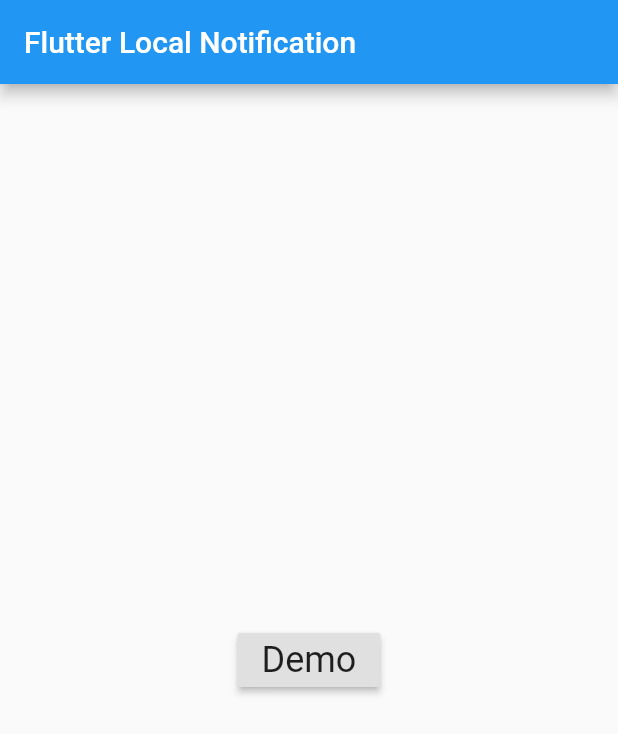
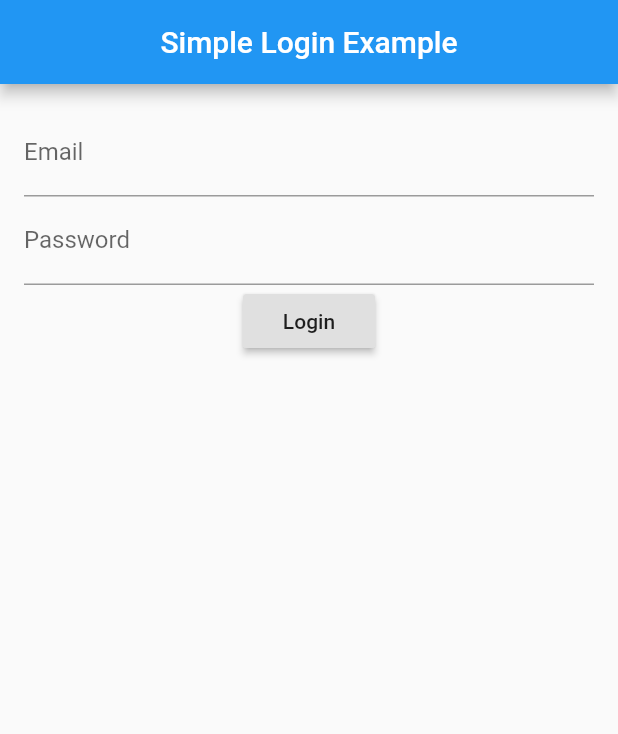
Before and after one commit to kaifergerstrom/sis-notifier, a Flutter app: the screen it shows after launch, on a phone screen of 412 x 824 dp. Shown: the top 734 px of the screen. Run offline on Flutter 3.47's test engine with Material 2 defaults, Android fonts, the phone set to English and light mode, and no system bars; our stand-ins replace flutter_local_notifications.

Commit message:
Simple login and file creation

```diff
--- a/notify/lib/main.dart
+++ b/notify/lib/main.dart
@@ -1,11 +1,12 @@
 import 'dart:async';
+import 'dart:io';
 import 'package:flutter/material.dart';
 import 'package:flutter_local_notifications/flutter_local_notifications.dart';
 import 'dart:convert';
-import 'API.dart';
 import 'package:http/http.dart' as http;
+import 'package:path_provider/path_provider.dart';
 
-void main() => runApp(new MaterialApp(home: new MyApp()));
+void main() => runApp(new MaterialApp(home: new LoginPage()));
 
 class MyApp extends StatefulWidget {
   @override
@@ -112,4 +113,189 @@
         channel_id, subject, body, platform,
         payload: 'Nitish Kumar Singh is part time Youtuber');
   }
+
 }
+
+class LoginPage extends StatefulWidget {
+  @override
+  State<StatefulWidget> createState() => new _LoginPageState();
+}
+
+// Used for controlling whether the user is loggin or creating an account
+enum FormType {
+  login,
+  register
+}
+
+class _LoginPageState extends State<LoginPage> {
+
+  final TextEditingController _emailFilter = new TextEditingController();
+  final TextEditingController _passwordFilter = new TextEditingController();
+  String _email = "";
+  String _password = "";
+  FormType _form = FormType.login; // our default setting is to login, and we should switch to creating an account when the user chooses to
+
+  _LoginPageState() {
+    _emailFilter.addListener(_emailListen);
+    _passwordFilter.addListener(_passwordListen);
+  }
+
+  void _emailListen() {
+    if (_emailFilter.text.isEmpty) {
+      _email = "";
+    } else {
+      _email = _emailFilter.text;
+    }
+  }
+
+  void _passwordListen() {
+    if (_passwordFilter.text.isEmpty) {
+      _password = "";
+    } else {
+      _password = _passwordFilter.text;
+    }
+  }
+
+  // Swap in between our two forms, registering and logging in
+  void _formChange () async {
+    setState(() {
+      if (_form == FormType.register) {
+        _form = FormType.login;
+      } else {
+        _form = FormType.register;
+      }
+    });
+  }
+
+  @override
+  Widget build(BuildContext context) {
+    return new Scaffold(
+      appBar: _buildBar(context),
+      body: new Container(
+        padding: EdgeInsets.all(16.0),
+        child: new Column(
+          children: <Widget>[
+            _buildTextFields(),
+            _buildButtons(),
+          ],
+        ),
+      ),
+    );
+  }
+
+  Widget _buildBar(BuildContext context) {
+    return new AppBar(
+      title: new Text("Simple Login Example"),
+      centerTitle: true,
+    );
+  }
+
+  Widget _buildTextFields() {
+    return new Container(
+      child: new Column(
+        children: <Widget>[
+          new Container(
+            child: new TextField(
+              controller: _emailFilter,
+              decoration: new InputDecoration(
+                labelText: 'Email'
+              ),
+            ),
+          ),
+          new Container(
+            child: new TextField(
+              controller: _passwordFilter,
+              decoration: new InputDecoration(
+                labelText: 'Password'
+              ),
+              obscureText: true,
+            ),
+          )
+        ],
+      ),
+    );
+  }
+
+  Widget _buildButtons() {
+    if (_form == FormType.login) {
+      return new Container(
+        child: new Column(
+          children: <Widget>[
+            new RaisedButton(
+              child: new Text('Login'),
+              onPressed: _loginPressed,
+            ),
+          ],
+        ),
+      );
+    } else {
+      return new Container(
+        child: new Column(
+          children: <Widget>[
+            new RaisedButton(
+              child: new Text('Create an Account'),
+              onPressed: _createAccountPressed,
+            ),
+            new FlatButton(
+              child: new Text('Have an account? Click here to login.'),
+              onPressed: _formChange,
+            )
+          ],
+        ),
+      );
+    }
+  }
+
+  // These functions can self contain any user auth logic required, they all have access to _email and _password
+
+  Future<String> get _localPath async {
+  final directory = await getApplicationDocumentsDirectory();
+  // For your reference print the AppDoc directory
+  print(directory.path);
+  return directory.path;
+}
+
+Future<File> get _localFile async {
+  final path = await _localPath;
+  print(path);
+  return File('$path/user.json');
+}
+
+Future<File> storeUserData(String data) async {
+  final file = await _localFile;
+
+  // Write the file.
+  return file.writeAsString('$data');
+}
+
+Future<String> readCounter() async {
+  try {
+    final file = await _localFile;
+
+    // Read the file.
+    String contents = await file.readAsString();
+
+    return contents;
+  } catch (e) {
+    // If encountering an error, return 0.
+    return "";
+  }
+}
+
+  void _loginPressed () {
+    //print('The user wants to login with $_email and $_password');
+    var jsonData = '{ "username" : "$_email", "password" : "$_password"}';
+    print(jsonData);
+    storeUserData(jsonData);
+    //print("Hi" + readCounter());
+  }
+
+  void _createAccountPressed () {
+    print('The user wants to create an accoutn with $_email and $_password');
+
+  }
+
+  void _passwordReset () {
+    print("The user wants a password reset request sent to $_email");
+  }
+}
--- a/notify/pubspec.yaml
+++ b/notify/pubspec.yaml
@@ -26,6 +26,7 @@
 
   flutter_local_notifications: ^0.7.1+3
   http:
+  path_provider: #add this in yours
 
 dev_dependencies:
   flutter_test:
```
Also changed, not shown: notify/lib/API.dart (deleted, +0 -7 lines), notify/pubspec.lock.
